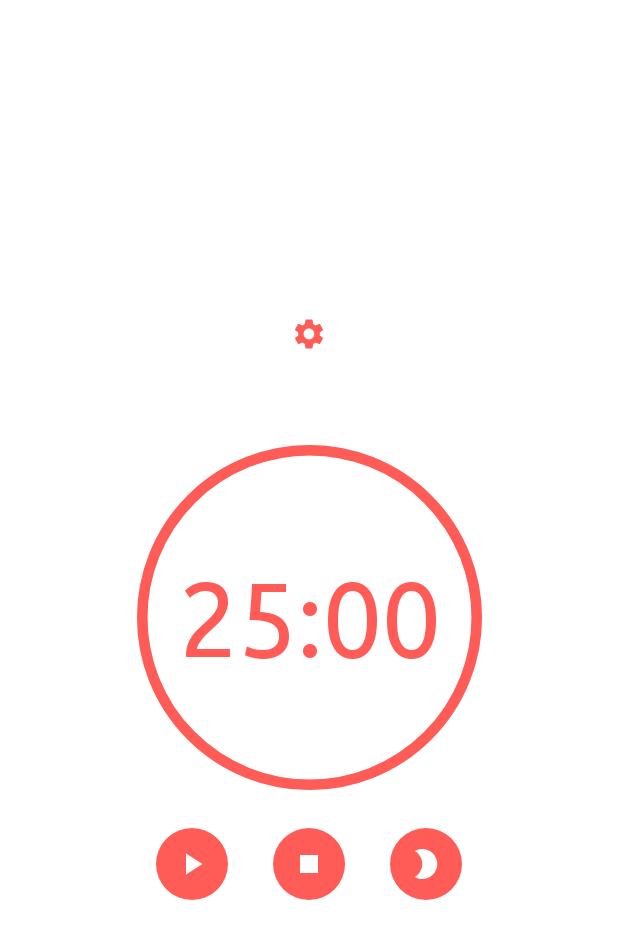
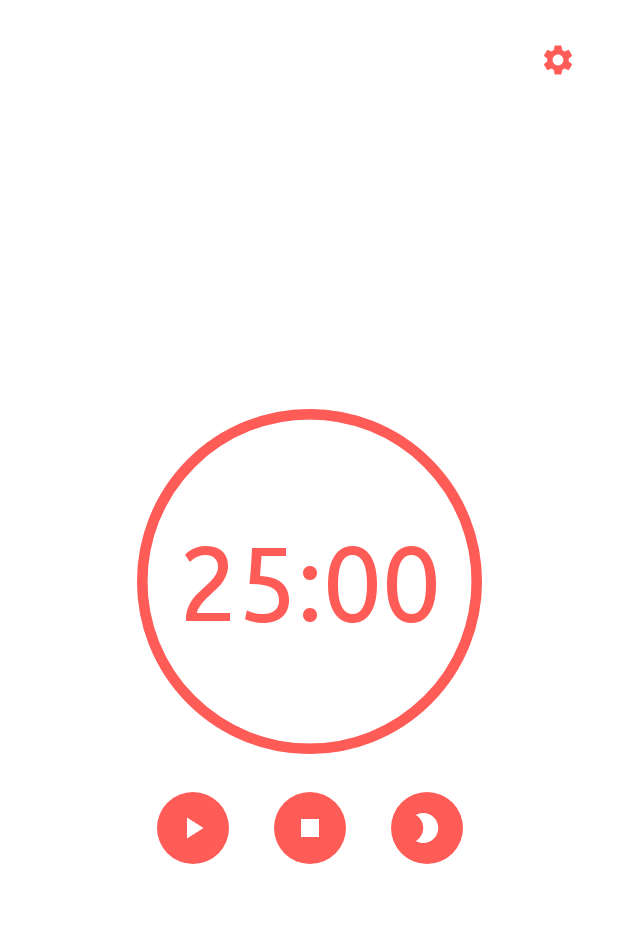
Before and after one commit to emenjivar/pomodoro-timer, an Android app built with Jetpack Compose: the screen it shows after launch (MainActivity), on a phone screen of 412 x 824 dp. Shown: the top 939 px of the screen. Run offline under Robolectric (Android 15) with nearby library versions, the phone set to English and light mode, and no system bars; our stand-ins replace constraintlayout-compose, livedata-compose.

Commit message:
:lipstick: Redesign count down using constraintlayout
Add correctly setting button on the top of the screen

```diff
--- a/app/build.gradle
+++ b/app/build.gradle
@@ -59,6 +59,7 @@ dependencies {
     implementation "androidx.compose.ui:ui-tooling-preview:$compose_version"
     implementation "androidx.compose.ui:ui-viewbinding:$compose_version"
     implementation 'androidx.activity:activity-compose:1.3.1'
+    implementation "androidx.constraintlayout:constraintlayout-compose:1.0.0"
 
     // Lifecycle
     implementation 'androidx.lifecycle:lifecycle-runtime-ktx:2.3.1'
--- a/app/src/main/java/com/emenjivar/pomodoro/screens/countdown/CountDownScreen.kt
+++ b/app/src/main/java/com/emenjivar/pomodoro/screens/countdown/CountDownScreen.kt
@@ -3,7 +3,6 @@ package com.emenjivar.pomodoro.screens.countdown
 import androidx.compose.animation.animateColorAsState
 import androidx.compose.animation.core.tween
 import androidx.compose.foundation.background
-import androidx.compose.foundation.layout.Arrangement
 import androidx.compose.foundation.layout.Column
 import androidx.compose.foundation.layout.Row
 import androidx.compose.foundation.layout.Spacer
@@ -21,6 +20,7 @@ import androidx.compose.ui.res.colorResource
 import androidx.compose.ui.res.painterResource
 import androidx.compose.ui.tooling.preview.Preview
 import androidx.compose.ui.unit.dp
+import androidx.constraintlayout.compose.ConstraintLayout
 import com.emenjivar.pomodoro.R
 import com.emenjivar.pomodoro.model.NormalPomodoro
 import com.emenjivar.pomodoro.model.Pomodoro
@@ -68,30 +68,54 @@ fun CountDownScreen(
     val horizontalSpace = 30.dp
 
     val playPauseIcon =
-        if (isPlaying) R.drawable.ic_baseline_pause_24 else R.drawable.ic_baseline_play_arrow_24
+        if (isPlaying) R.drawable.ic_baseline_pause_24
+        else R.drawable.ic_baseline_play_arrow_24
+
     val fullScreenIcon =
-        if (isFullScreen) R.drawable.ic_baseline_wb_sunny_24 else R.drawable.ic_baseline_mode_night_24
+        if (isFullScreen) R.drawable.ic_baseline_wb_sunny_24
+        else R.drawable.ic_baseline_mode_night_24
+
     val backgroundColor = animateColorAsState(
         targetValue = colorResource(if (isFullScreen) R.color.primary else R.color.white),
-        animationSpec = tween(durationMillis = TRANSITION_DURATION)
+        animationSpec = tween(TRANSITION_DURATION)
+    )
+    val iconColor = animateColorAsState(
+        targetValue = colorResource(if (isFullScreen) R.color.white else R.color.primary),
+        animationSpec = tween(TRANSITION_DURATION)
     )
     val playPauseAction = if (isPlaying) playAction else pauseAction
 
-    Column(
+    ConstraintLayout(
         modifier = modifier
-            .background(backgroundColor.value),
-        horizontalAlignment = Alignment.CenterHorizontally,
-        verticalArrangement = Arrangement.Center
+            .background(backgroundColor.value)
     ) {
+        val (_settingsButton, _container) = createRefs()
 
-        IconButton(onClick = { openSettings() }) {
+        IconButton(
+            modifier = Modifier
+                .constrainAs(_settingsButton) {
+                    top.linkTo(anchor = parent.top, margin = 16.dp)
+                    end.linkTo(anchor = parent.end, margin = 16.dp)
+                },
+            onClick = { openSettings() }
+        ) {
             Icon(
-                painter = painterResource(id = R.drawable.ic_baseline_settings_24),
-                tint = colorResource(id = R.color.primary),
+                painter = painterResource(R.drawable.ic_baseline_settings_24),
+                tint = iconColor.value,
                 contentDescription = null
             )
         }
 
+        Column(
+            modifier = Modifier
+                .constrainAs(_container) {
+                    start.linkTo(parent.start)
+                    top.linkTo(parent.top)
+                    end.linkTo(parent.end)
+                    bottom.linkTo(parent.bottom)
+                },
+            horizontalAlignment = Alignment.CenterHorizontally
+        ) {
             CountDown(
                 modifier = Modifier
                     .padding(top = 50.dp),
@@ -123,6 +147,7 @@ fun CountDownScreen(
                     isFullScreen = isFullScreen,
                     onClick = fullScreenAction
                 )
+            }
         }
     }
 }
```
Lines whose indentation alone changed are shown as unchanged.
